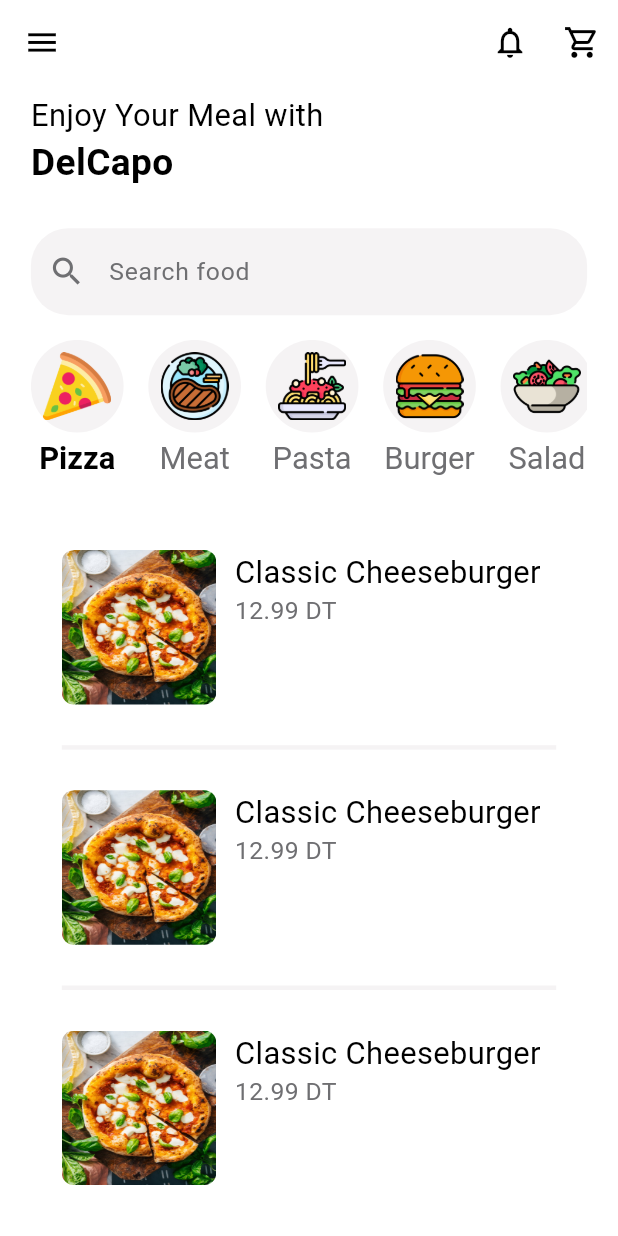
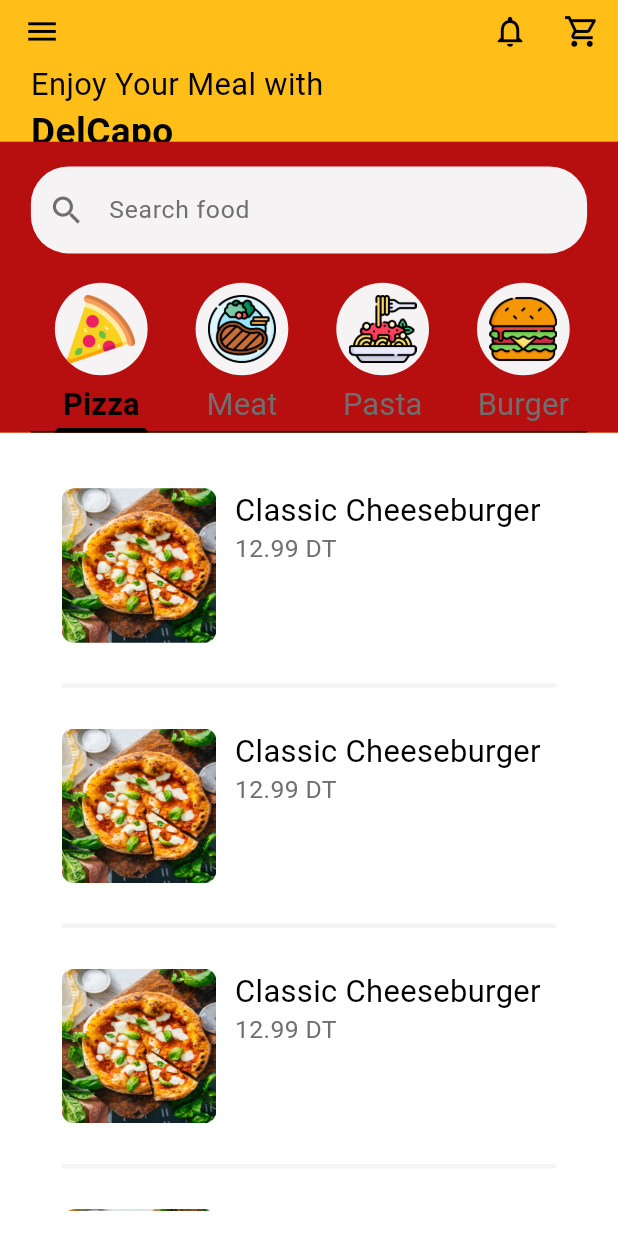
Before and after one commit to Som401/Restaurant-App, a Flutter app: the HomePage screen opened directly, on a phone screen of 412 x 824 dp. Run offline on Flutter 3.47's test engine with Material 3 defaults, Android fonts, the phone set to English and light mode, and no system bars; our stand-ins replace animated_splash_screen, cloud_firestore, firebase_auth, firebase_core; accounts and stored records are empty.

```diff
--- a/frontend/lib/auth/auth.dart
+++ b/frontend/lib/auth/auth.dart
@@ -10,7 +10,6 @@ import 'package:provider/provider.dart';
 class AuthPage extends StatelessWidget {
   AuthPage({super.key});
   final UserService _userService = UserService();
-
   @override
   Widget build(BuildContext context) {
     return Scaffold(
@@ -19,6 +18,7 @@ class AuthPage extends StatelessWidget {
         builder: (context, snapshot) {
           if (snapshot.hasData) {
             var userUid = snapshot.data!.uid;
+            print("User logged in: $userUid");
             return ChangeNotifierProvider<UserProvider>(
               create: (_) => UserProvider(),
               child: FutureBuilder<User?>(
--- a/frontend/lib/components/food_components/food_category_list.dart
+++ b/frontend/lib/components/food_components/food_category_list.dart
@@ -1,7 +1,78 @@
-import 'dart:math';
+// import 'dart:math';
 
+// import 'package:flutter/material.dart';
+// import 'package:frontend/components/food_components/food_category_icon.dart';
+// import 'package:frontend/models/food.dart';
+
+// class CategoryTabBar extends StatefulWidget {
+//   final TabController tabController;
+
+//   const CategoryTabBar({super.key, required this.tabController});
+
+//   @override
+//   CategoryTabBarState createState() => CategoryTabBarState();
+// }
+
+// class CategoryTabBarState extends State<CategoryTabBar> {
+//   List<String> generateCategoryNames() {
+//     return FoodCategory.values.map((category) {
+//       return category.toString().split('.').last;
+//     }).toList();
+//   }
+
+//   @override
+//   void initState() {
+//     super.initState();
+//     widget.tabController.addListener(_setActiveTab);
+//   }
+
+//   @override
+//   void dispose() {
+//     widget.tabController.removeListener(_setActiveTab);
+//     super.dispose();
+//   }
+
+//   void _setActiveTab() {
+//     if (mounted) {
+//       setState(() {});
+//     }
+//   }
+
+//   @override
+//   Widget build(BuildContext context) {
+//     final height = MediaQuery.of(context).size.height;
+//     final width = MediaQuery.of(context).size.width;
+//     final minDimension = min(width, height);
+//     final categories = generateCategoryNames();
+
+//     return SizedBox(
+//       height: minDimension * 0.25,
+//       child: ListView.builder(
+//         scrollDirection: Axis.horizontal,
+//         itemCount: categories.length,
+//         itemBuilder: (context, index) {
+//           return Padding(
+//             padding: EdgeInsets.only(right: minDimension * 0.04),
+//             child: GestureDetector(
+//               onTap: () {
+//                 widget.tabController.animateTo(index);
+//               },
+//               child: FoodCategoryIcon(
+//                 imagePath: "assets/images/food_logo/${categories[index]}.png",
+//                 categoryName: categories[index][0].toString().toUpperCase() +
+//                     categories[index].substring(1).toLowerCase(),
+//                 isSelected: widget.tabController.index == index,
+//               ),
+//             ),
+//           );
+//         },
+//       ),
+//     );
+//   }
+// }
 import 'package:flutter/material.dart';
 import 'package:frontend/components/food_components/food_category_icon.dart';
+import 'dart:math';
 import 'package:frontend/models/food.dart';
 
 class CategoryTabBar extends StatefulWidget {
@@ -17,6 +88,21 @@ class CategoryTabBarState extends State<CategoryTabBar> {
   List<String> generateCategoryNames() {
     return FoodCategory.values.map((category) {
       return category.toString().split('.').last;
+    }).toList();
+  }
+
+  List<Tab> generateTabs(List<String> categories, double minDimension) {
+    return categories.map((categoryName) {
+      return Tab(
+        height: minDimension * 0.25,
+        child: FoodCategoryIcon(
+          imagePath: "assets/images/food_logo/$categoryName.png",
+          categoryName: categoryName[0].toUpperCase() +
+              categoryName.substring(1).toLowerCase(),
+          isSelected:
+              widget.tabController.index == categories.indexOf(categoryName),
+        ),
+      );
     }).toList();
   }
 
@@ -47,25 +133,12 @@ class CategoryTabBarState extends State<CategoryTabBar> {
 
     return SizedBox(
       height: minDimension * 0.25,
-      child: ListView.builder(
-        scrollDirection: Axis.horizontal,
-        itemCount: categories.length,
-        itemBuilder: (context, index) {
-          return Padding(
-            padding: EdgeInsets.only(right: minDimension * 0.04),
-            child: GestureDetector(
-              onTap: () {
-                widget.tabController.animateTo(index);
-              },
-              child: FoodCategoryIcon(
-                imagePath: "assets/images/food_logo/${categories[index]}.png",
-                categoryName: categories[index][0].toString().toUpperCase() +
-                    categories[index].substring(1).toLowerCase(),
-                isSelected: widget.tabController.index == index,
-              ),
-            ),
-          );
-        },
+      child: TabBar(
+        tabAlignment: TabAlignment.start,
+        controller: widget.tabController,
+        isScrollable: true,
+        tabs: generateTabs(categories, minDimension),
+        indicatorColor: Theme.of(context).colorScheme.primary,
       ),
     );
   }
--- a/frontend/lib/components/food_components/payment_details.dart
+++ b/frontend/lib/components/food_components/payment_details.dart
@@ -15,9 +15,7 @@ class PaymentDetails extends StatelessWidget {
     final width = MediaQuery.of(context).size.width;
     final minDimension = min(width, height);
     double deliveryFee = isDeliveryFee ? 7.0 : 0.0;
-    return Padding(
-      padding: EdgeInsets.symmetric(horizontal: width * 0.05),
-      child: Column(
+    return Column(
       mainAxisAlignment: MainAxisAlignment.start,
       children: [
         SizedBox(height: height * 0.01),
@@ -139,7 +137,6 @@ class PaymentDetails extends StatelessWidget {
         ),
         SizedBox(height: height * 0.01),
       ],
-      ),
     );
   }
 }
--- a/frontend/lib/main.dart
+++ b/frontend/lib/main.dart
@@ -1,7 +1,6 @@
 import 'package:flutter/foundation.dart';
 import 'package:flutter/material.dart';
 import 'package:frontend/models/restaurant.dart';
-import 'package:frontend/pages/home_page.dart';
 import 'package:frontend/pages/splash_screen_page.dart';
 import 'package:frontend/providers/theme_provider.dart';
 import 'package:frontend/providers/user_provider.dart';
--- a/frontend/lib/pages/food_page.dart
+++ b/frontend/lib/pages/food_page.dart
@@ -65,6 +65,7 @@ class _FoodPageState extends State<FoodPage> {
                       style: TextStyle(
                         fontSize: minDimension * 0.05,
                         fontWeight: FontWeight.bold,
+                        color: Theme.of(context).colorScheme.primary,
                       )),
                   Text(
                     '${widget.food.price} DT',
--- a/frontend/lib/pages/home_page.dart
+++ b/frontend/lib/pages/home_page.dart
@@ -1,8 +1,6 @@
 import 'dart:math';
 
-import 'package:flutter/cupertino.dart';
 import 'package:flutter/material.dart';
-import 'package:flutter/widgets.dart';
 import 'package:frontend/components/drawer/my_drawer.dart';
 import 'package:frontend/components/food_components/food_tile.dart';
 import 'package:frontend/components/search_box/search_box.dart';
@@ -61,7 +59,7 @@ class _HomePageState extends State<HomePage>
               padding: EdgeInsets.symmetric(horizontal: width * 0.05),
               child: Container(
                 margin: EdgeInsets.only(
-                    top: minDimension * 0.15, bottom: minDimension * 0.05),
+                    top: minDimension * 0.1, bottom: minDimension * 0.05),
                 child: Column(
                   mainAxisAlignment: MainAxisAlignment.start,
                   crossAxisAlignment: CrossAxisAlignment.start,
@@ -82,7 +80,7 @@ class _HomePageState extends State<HomePage>
             ),
             title: Container(
               padding: EdgeInsets.symmetric(horizontal: width * 0.05),
-              color: Theme.of(context).colorScheme.background,
+              color: Theme.of(context).colorScheme.inversePrimary,
               child: Column(
                 mainAxisSize: MainAxisSize.min,
                 children: [
@@ -133,8 +131,7 @@ List<Widget> getFoodInThisCategory(List<Food> fullMenu) {
                   MaterialPageRoute(
                     builder: (context) => FoodPage(food: food),
                   ),
-              )
-        );
+                ));
       },
     );
   }).toList();
--- a/frontend/lib/services/user_services.dart
+++ b/frontend/lib/services/user_services.dart
@@ -33,7 +33,7 @@ class UserService {
   }
 
   Future<void> login(
-      BuildContext context, String email, String password) async {
+    BuildContext context, String email, String password) async {
     print("Login started");
 
     await _auth.signInWithEmailAndPassword(email: email, password: password);
```
Also changed, not shown: frontend/lib/components/sliver_app_bar/my_sliver_app_bar.dart (+4 -3 lines), frontend/lib/pages/cart_page.dart (+25 -50 lines), frontend/lib/pages/checkout_page.dart (added, +122 -0 lines), frontend/lib/pages/login_page.dart (+16 -11 lines), frontend/lib/pages/sign_up_page.dart (+21 -14 lines). Lines whose indentation alone changed are shown as unchanged.
